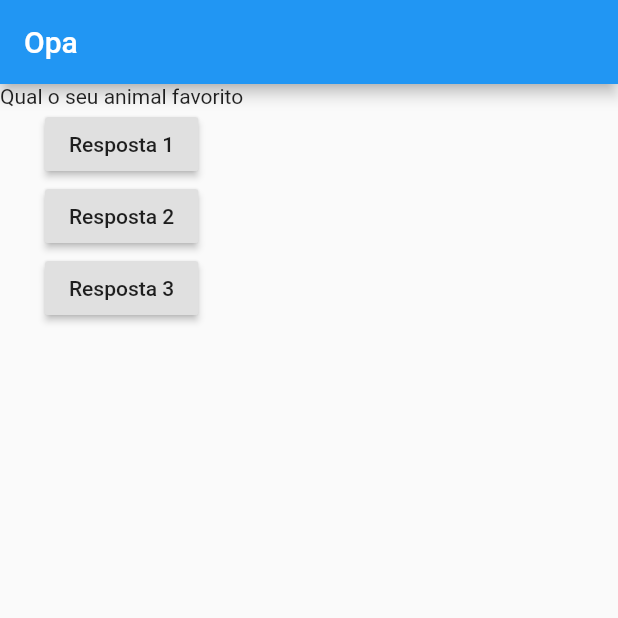
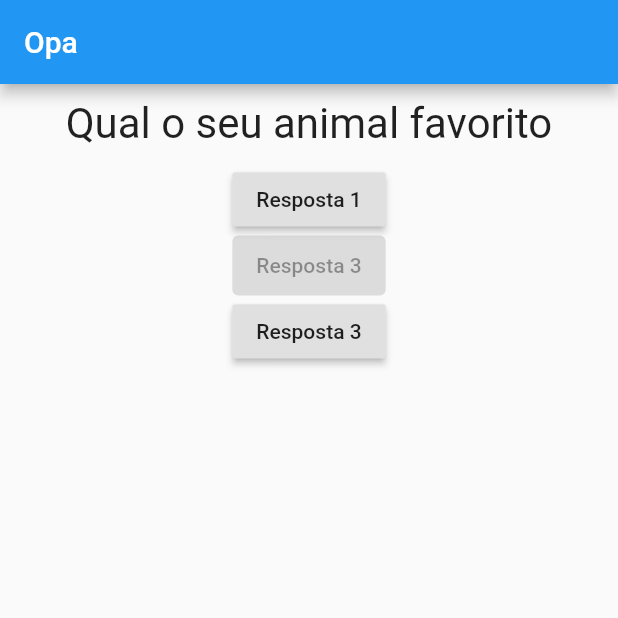
Before and after one commit to mateusleitao/curso_flutter, a Flutter app: the screen it shows after launch, after a tap on "Resposta 1", on a phone screen of 412 x 824 dp, the top half of it. Run offline on Flutter 3.47's test engine with Material 2 defaults, Android fonts, the phone set to English and light mode, and no system bars.

Commit message:
question component created

```diff
--- /dev/null
+++ b/projeto_perguntas/lib/answer.dart
@@ -0,0 +1,25 @@
+// TODO: Stateless Component
+
+// TODO: Constructor = (text)
+
+// TODO:  RaisedButton(
+//               onPressed: _responder,
+//               child: Text('Resposta 3'),
+//             )
+
+import 'package:flutter/material.dart';
+
+class Answer extends StatelessWidget {
+  const Answer({Key? key}) : super(key: key);
+
+  @override
+  Widget build(BuildContext context) {
+    return SizedBox(
+      height: 40,
+      child: ElevatedButton(
+        onPressed: null,
+        child: Text('Resposta 3'),
+      ),
+    );
+  }
+}
--- a/projeto_perguntas/lib/main.dart
+++ b/projeto_perguntas/lib/main.dart
@@ -1,16 +1,18 @@
 // ignore_for_file: deprecated_member_use
 
 import 'package:flutter/material.dart';
+import 'question.dart';
+import 'answer.dart';
 
 main() => runApp(PerguntaApp());
 
-class PerguntaAppState extends State<PerguntaApp> {
-  var perguntaSelecionada = 0;
-  void responder() {
+class _PerguntaAppState extends State<PerguntaApp> {
+  var _perguntaSelecionada = 0;
+  void _responder() {
     setState(() {
-      perguntaSelecionada++;
+      _perguntaSelecionada++;
     });
-    print('voce esta na pergunta ${perguntaSelecionada}');
+    print('voce esta na pergunta ${_perguntaSelecionada}');
   }
 
   @override
@@ -26,17 +28,14 @@
         ),
         body: Column(
           children: <Widget>[
-            Text(perguntas[perguntaSelecionada]),
+            Questao(perguntas[_perguntaSelecionada]),
             RaisedButton(
-              onPressed: responder,
+              onPressed: _responder,
               child: Text('Resposta 1'),
             ),
+            Answer(),
             RaisedButton(
-              onPressed: responder,
-              child: Text('Resposta 2'),
-            ),
-            RaisedButton(
-              onPressed: responder,
+              onPressed: _responder,
               child: Text('Resposta 3'),
             )
           ],
@@ -47,7 +46,7 @@
 }
 
 class PerguntaApp extends StatefulWidget {
-  PerguntaAppState createState() {
-    return PerguntaAppState();
+  _PerguntaAppState createState() {
+    return _PerguntaAppState();
   }
 }
--- /dev/null
+++ b/projeto_perguntas/lib/question.dart
@@ -0,0 +1,20 @@
+import 'package:flutter/material.dart';
+
+class Questao extends StatelessWidget {
+  final String text;
+
+  Questao(this.text);
+
+  @override
+  Widget build(BuildContext context) {
+    return Container(
+      width: double.infinity,
+      margin: EdgeInsets.all(10),
+      child: Text(
+        text,
+        style: TextStyle(fontSize: 28),
+        textAlign: TextAlign.center,
+      ),
+    );
+  }
+}
```
